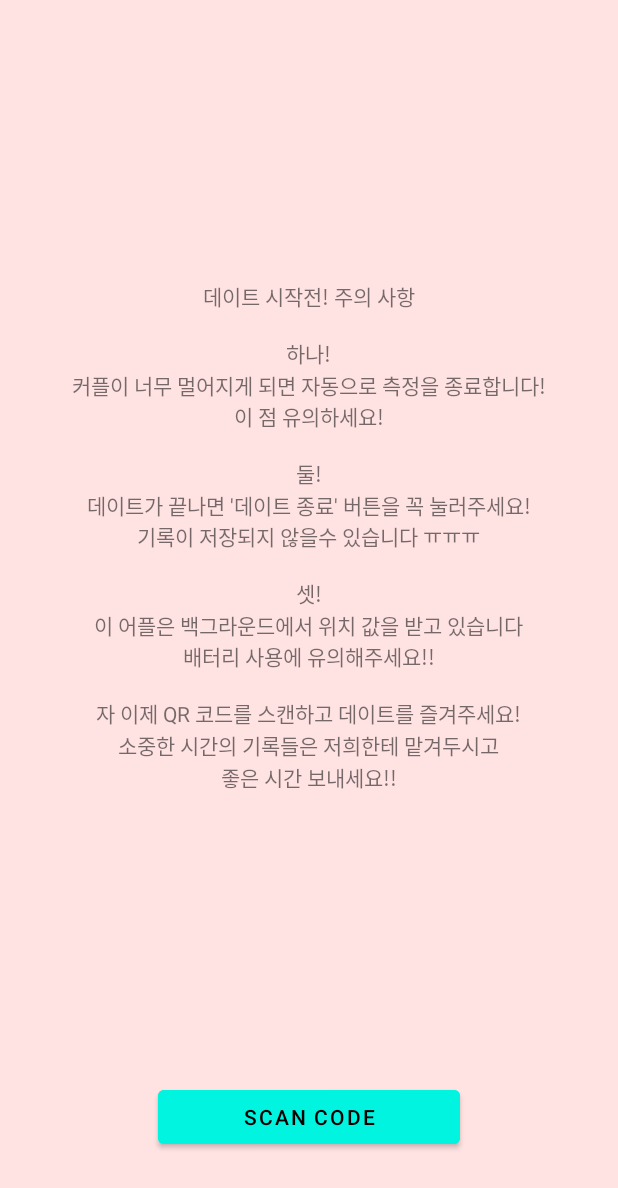
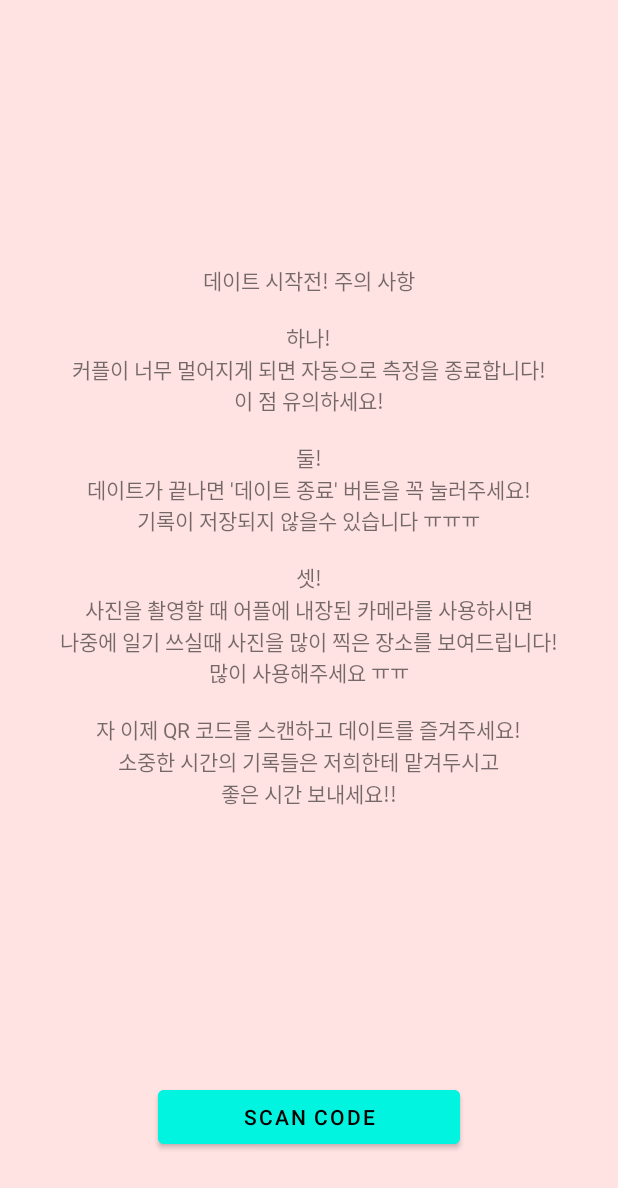
Before and after one commit to mh991221/SOM, an Android app: the QrCodeActivity screen opened directly, with no data from a screen before it, on a phone screen of 412 x 824 dp. Shown: the top 1188 px of the screen. Run offline under Robolectric (Android 15) with nearby library versions, the phone set to English and light mode, and no system bars; libraries missing offline, so code that uses them is left out: pub.devrel.easypermissions.

Commit message:
camera setting

```diff
--- a/app/src/main/java/CapStoneDisign/som/MainActivity.kt
+++ b/app/src/main/java/CapStoneDisign/som/MainActivity.kt
@@ -277,7 +277,6 @@ class MainActivity : AppCompatActivity(), OnMapReadyCallback,
                 val intent = Intent(this, AccountInfoActivity::class.java)
                 startActivity(intent)
             }
-            R.id.diaryIcon -> Toast.makeText(this, "diary Clicked", Toast.LENGTH_SHORT).show()
             R.id.settingIcon -> Toast.makeText(this, "account Clicked", Toast.LENGTH_SHORT).show()
             R.id.startIcon -> {
                 // 기록을 시작하기에 앞서 먼저 오늘 날짜의 기록을 DB에서 받아온 뒤에 거기에 기록을 덧붙여 나간다.
@@ -425,6 +424,10 @@ class MainActivity : AppCompatActivity(), OnMapReadyCallback,
                     override fun onCancelled(error: DatabaseError) {}
                 })
             }
+
+            R.id.cameraIcon ->{
+
+            }
         }
         return false
     }
--- /dev/null
+++ b/app/src/main/res/drawable/ic_baseline_photo_camera_24.xml
@@ -0,0 +1,6 @@
+<vector android:height="24dp" android:tint="#A29C9C"
+    android:viewportHeight="24" android:viewportWidth="24"
+    android:width="24dp" xmlns:android="http://schemas.android.com/apk/res/android">
+    <path android:fillColor="@android:color/white" android:pathData="M12,12m-3.2,0a3.2,3.2 0,1 1,6.4 0a3.2,3.2 0,1 1,-6.4 0"/>
+    <path android:fillColor="@android:color/white" android:pathData="M9,2L7.17,4L4,4c-1.1,0 -2,0.9 -2,2v12c0,1.1 0.9,2 2,2h16c1.1,0 2,-0.9 2,-2L22,6c0,-1.1 -0.9,-2 -2,-2h-3.17L15,2L9,2zM12,17c-2.76,0 -5,-2.24 -5,-5s2.24,-5 5,-5 5,2.24 5,5 -2.24,5 -5,5z"/>
+</vector>
--- a/app/src/main/res/layout/qr_code_layout.xml
+++ b/app/src/main/res/layout/qr_code_layout.xml
@@ -56,11 +56,15 @@
         <TextView
             android:layout_width="wrap_content"
             android:layout_height="wrap_content"
-            android:text="이 어플은 백그라운드에서 위치 값을 받고 있습니다"/>
+            android:text="사진을 촬영할 때 어플에 내장된 카메라를 사용하시면"/>
         <TextView
             android:layout_width="wrap_content"
             android:layout_height="wrap_content"
-            android:text="배터리 사용에 유의해주세요!!\n"/>
+            android:text="나중에 일기 쓰실때 사진을 많이 찍은 장소를 보여드립니다!"/>
+        <TextView
+            android:layout_width="wrap_content"
+            android:layout_height="wrap_content"
+            android:text="많이 사용해주세요 ㅠㅠ\n"/>
 
         <TextView
             android:layout_width="wrap_content"
```
Also changed, not shown: app/build.gradle (+12 -0 lines), app/src/main/res/menu/main_drawer_navigation.xml (+8 -9 lines).
